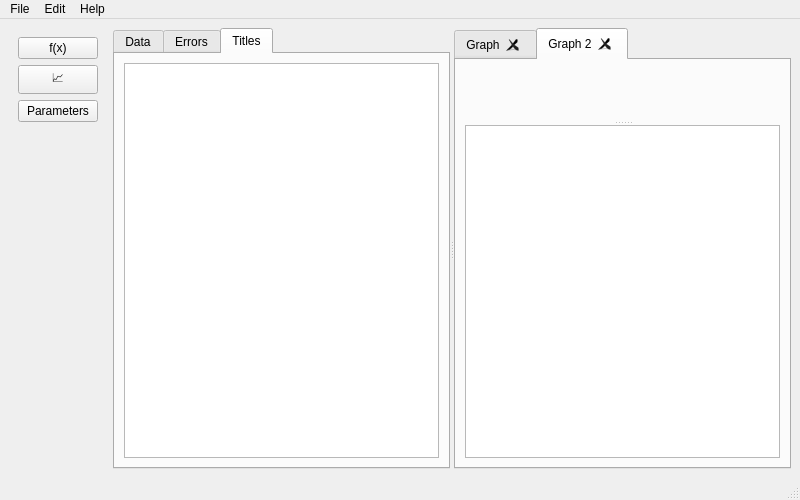
Old version of the form main/mainwindow.ui in the repository Kirikus/Experiments_2024_autumn.
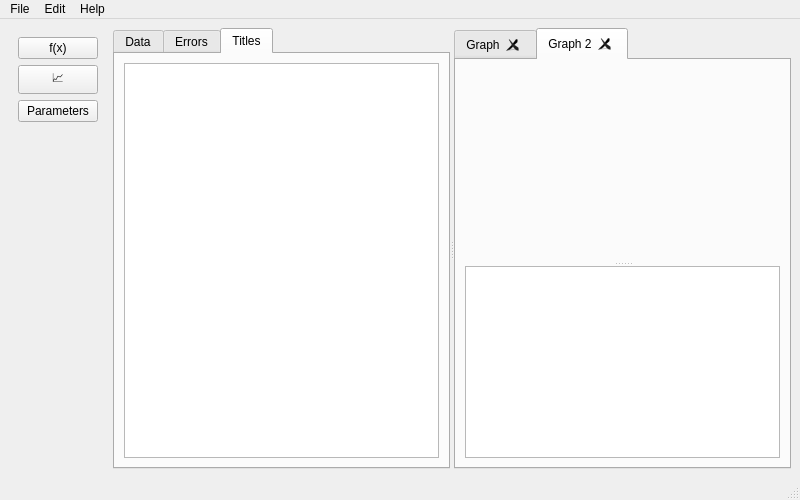
New version of the form. The open tabs and pages were chosen to show the change. Icons and pictures are not drawn.

Commit message: start of creating dialog window

Patch:
```diff
--- a/main/mainwindow.ui
+++ b/main/mainwindow.ui
@@ -177,8 +177,19 @@
            <property name="orientation">
             <enum>Qt::Vertical</enum>
            </property>
-           <widget class="QWidget" name="widget_2" native="true"/>
-           <widget class="QTableWidget" name="tableWidget_3"/>
+           <widget class="QWidget" name="widget_2" native="true">
+            <property name="sizePolicy">
+             <sizepolicy hsizetype="Preferred" vsizetype="Preferred">
+              <horstretch>0</horstretch>
+              <verstretch>1</verstretch>
+             </sizepolicy>
+            </property>
+           </widget>
+           <widget class="QTableWidget" name="tableWidget_3">
+            <property name="sizeAdjustPolicy">
+             <enum>QAbstractScrollArea::AdjustIgnored</enum>
+            </property>
+           </widget>
           </widget>
          </item>
         </layout>
```
Left out of the diff: 17 changed lines with no effect on the pictures. The commit also changes 4 other files.
